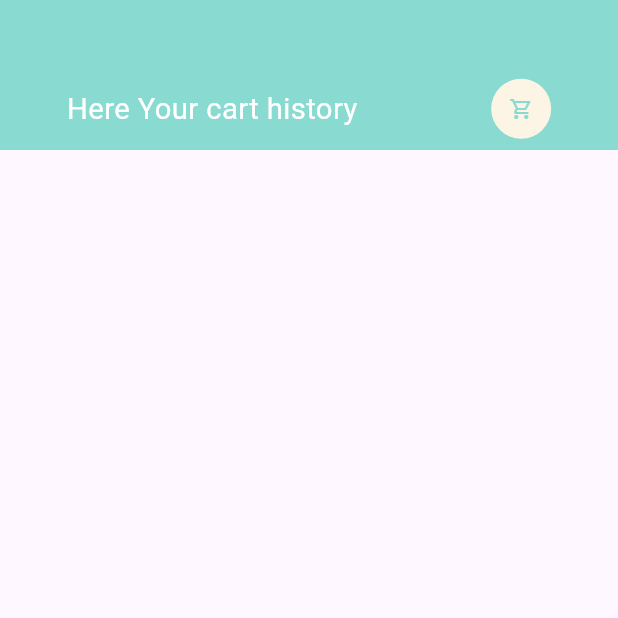
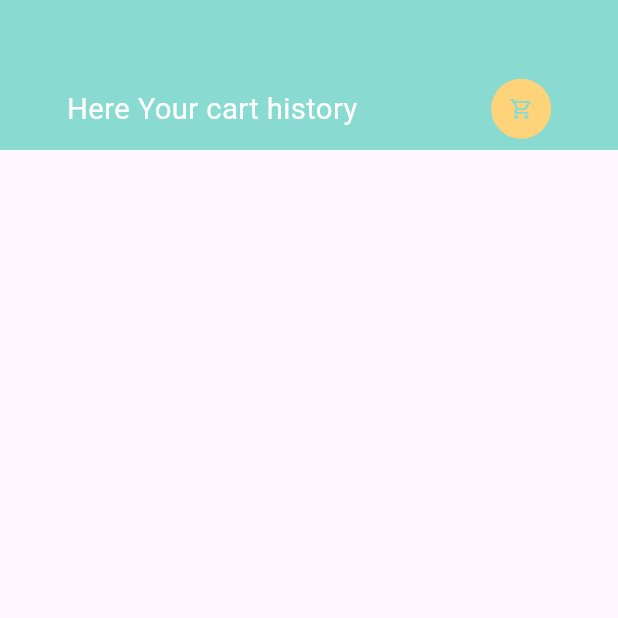
Before and after one commit to Hind-ok/flutter-ecommerce-app-food-delivery, a Flutter app: the CartHistory screen opened directly, on a phone screen of 412 x 824 dp, the top half of it. Run offline on Flutter 3.47's test engine with Material 3 defaults, Android fonts, the phone set to English and light mode, and no system bars; our stand-ins replace dots_indicator, get, shared_preferences; accounts and stored records are empty; network calls fail.

Commit message:
finctions ofbod cart history screen

```diff
--- a/lib/controllers/cart_controller.dart
+++ b/lib/controllers/cart_controller.dart
@@ -128,4 +128,8 @@ update();
     update();
       }
 
+  List<CartModel> getCartHistoryList(){
+    return cartRepo.getCartHistoryList();
+  }
+
 }
--- a/lib/pages/cart/cart_history.dart
+++ b/lib/pages/cart/cart_history.dart
@@ -1,14 +1,37 @@
 import 'package:flutter/cupertino.dart';
 import 'package:flutter/material.dart';
+import 'package:food_delivery/controllers/cart_controller.dart';
+import 'package:food_delivery/utils/app_constants.dart';
 import 'package:food_delivery/utils/colors.dart';
+import 'package:food_delivery/utils/dimensions.dart';
 import 'package:food_delivery/widgets/app_icon.dart';
 import 'package:food_delivery/widgets/big_text.dart';
+import 'package:get/get.dart';
+import 'package:get/get_core/src/get_main.dart';
 
 class CartHistory extends StatelessWidget {
   const CartHistory({super.key});
 
   @override
   Widget build(BuildContext context) {
+    var getCartHistoryList=Get.find<CartController>().getCartHistoryList();
+    Map<String, int> cartItemsPerOrder = Map();
+
+    for (int i = 0; i <getCartHistoryList.length; i++) {
+      if (cartItemsPerOrder.containsKey(getCartHistoryList[i].time)) {
+        cartItemsPerOrder.update(getCartHistoryList[i].time!, (value) =>++value);
+      } else {
+        cartItemsPerOrder.putIfAbsent(getCartHistoryList[i].time!, () => 1);
+      }
+    }
+
+    List<int> cartOrderTimeToList() {
+      return cartItemsPerOrder.entries.map((e) => e.value).toList();
+    }
+    List<int> itemsPerOrder = cartOrderTimeToList();
+
+    var listCounter = 0;
+
     return Scaffold(
 
       body: Column(
@@ -18,14 +41,73 @@ class CartHistory extends StatelessWidget {
             color: AppColors.mainColor,
             width: double.maxFinite,
             padding: EdgeInsets.only(top: 45),
+
             child: Row(
               mainAxisAlignment: MainAxisAlignment.spaceAround,
               children: [
-                BigText(text: "Here Your cart history",color: Colors.white,),
-                AppIcon(icon:  Icons.shopping_cart_outlined, iconColor: AppColors.mainColor,),
+                BigText(text: "Here Your cart history",
+                  color: Colors.white,),
+                AppIcon(icon:  Icons.shopping_cart_outlined,
+                  iconColor: AppColors.mainColor,
+                backgroundColor: AppColors.yellowColor,),
               ],
             ),
-          )
+
+          ),
+          Expanded(child:Container(
+
+                margin: EdgeInsets.only(
+                    top: Dimensions.height20 ,
+                    left: Dimensions.width20,
+                    right: Dimensions.width20
+                ),
+                 child: MediaQuery.removePadding(
+                   removeTop: true,
+                     context: context,
+                    child: ListView(
+                      children: [
+                        for(int i=0; i<itemsPerOrder.length;i++)
+                          Container(
+                            margin: EdgeInsets.only(bottom: Dimensions.height20),
+                            child: Column(
+                              crossAxisAlignment: CrossAxisAlignment.start,
+                              children: [
+                                BigText(text: "0/05/200021"),
+                                SizedBox(height: Dimensions.height10,),
+                                Row(
+                                  children: [
+                                    Wrap(
+                                        direction: Axis.horizontal,
+                                        children: List.generate(itemsPerOrder[i], (index){
+                                          if(listCounter<getCartHistoryList.length){
+                                            listCounter++;
+                                          }
+                                          return Container(
+                                            height: 80,
+                                            width: 80,
+                                            margin: EdgeInsets.only(right: Dimensions.width10/2),
+                                            decoration: BoxDecoration(
+                                                borderRadius: BorderRadius.circular(Dimensions.radius15/2),
+                                                image: DecorationImage(
+                                                    fit: BoxFit.cover,
+                                                    image: NetworkImage(
+                                                        AppConstants.BASE_URL+AppConstants.UPLOAD_URL+getCartHistoryList[listCounter-1].img!
+                                                    )
+                                                )
+                                            ),
+                                          );
+                                        })
+                                    )
+                                  ],
+                                )
+                              ],
+                            ),
+                          )
+                      ],
+                    )
+                )
+              )
+          ),
         ],
       ),
     );
```
